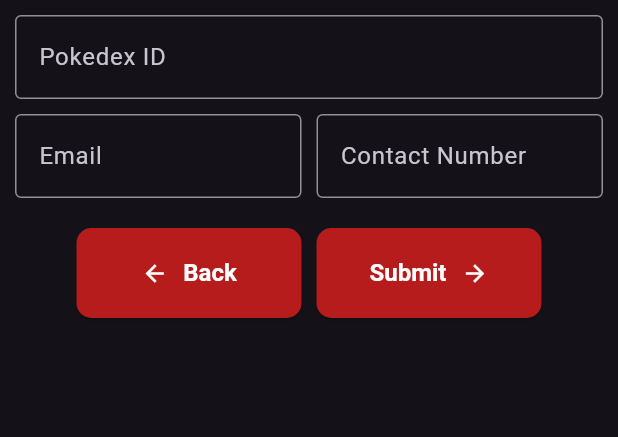
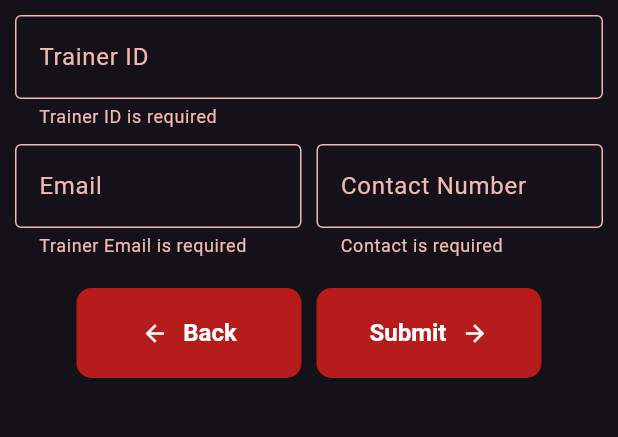
Before and after one commit to orayanics/pokemon-flutter, a Flutter app: the RegisterView widget shown alone on an empty page, opened directly, after a tap on "Submit", on a phone screen of 412 x 824 dp, the part 585-1022 px from its top. Run offline on Flutter 3.47's test engine with Material 3 defaults, Android fonts, the phone set to English and light mode, and no system bars; our stand-ins replace animated_text_kit, flutter_animate.

Commit message:
Nike tapos na ako

```diff
--- a/lib/pages/register_form.dart
+++ b/lib/pages/register_form.dart
@@ -15,6 +15,20 @@ final _homeTown = TextEditingController();
 bool _validateHome = false;
 
 bool _validateGender = false;
+
+bool _validateTrainerType = false;
+
+final _trainerID = TextEditingController();
+bool _validateTrainerID = false;
+
+final _trainerEmail = TextEditingController();
+bool _validateEmail = false;
+
+String? _emailErrorText;
+
+final _trainerContact = TextEditingController();
+bool _validateContact = false;
+String? _contactErrorText;
 
 class RegisterForm extends StatelessWidget {
   const RegisterForm({super.key});
@@ -64,6 +78,12 @@ class _RegisterViewState extends State<RegisterView> {
       _validateAge = _ageErrorText != null;
       _validateHome = FieldValidators.validateHome(_homeTown.text) != null;
       _validateGender = FieldValidators.validateGender(genValues) != null;
+      _validateTrainerID =  FieldValidators.validateTrainerID(_trainerID.text) != null;
+      _emailErrorText = FieldValidators.validateTrainerEmail(_trainerEmail.text);
+      _validateEmail = _emailErrorText != null;
+      _contactErrorText = FieldValidators.validateContact(_trainerContact.text);
+      _validateContact = _contactErrorText != null;
+
     });
   }
          String genValues = generations.first;
@@ -160,6 +180,7 @@ class _RegisterViewState extends State<RegisterView> {
                      decoration: InputDecoration(
                        border: OutlineInputBorder(),
                        labelText: 'Trainer Type',
+                       errorText: _validateTrainerType ? "Trainer Type is required" : null,
                      ),
                      items: trainerType.map<DropdownMenuItem<String>>((String value) {
                        return DropdownMenuItem<String>(
@@ -170,11 +191,15 @@ class _RegisterViewState extends State<RegisterView> {
                      onChanged: (String? value) {
                        setState(() {
                          trainerTypeValues = value!;
+                          _validateTrainerType = FieldValidators.validateTrainerType(trainerTypeValues) != null;
                        });
                      },
                    ),
                    SizedBox(height: 10),
                    TextFormField(
+                     inputFormatters: [
+                        LengthLimitingTextInputFormatter(50)
+                     ],
                      decoration: InputDecoration(
                        labelText: 'Favorite Pokemon',
                        border: OutlineInputBorder(),
@@ -182,9 +207,16 @@ class _RegisterViewState extends State<RegisterView> {
                    ),
                    SizedBox(height: 10),
                    TextFormField(
+                     controller: _trainerID,
+                     keyboardType: TextInputType.number,
+                     inputFormatters: [
+                       LengthLimitingTextInputFormatter(6)
+                     ],
                      decoration: InputDecoration(
-                       labelText: 'Pokedex ID',
+                       labelText: 'Trainer ID',
                        border: OutlineInputBorder(),
+                       errorText: _validateTrainerID ? 'Trainer ID is required' : null,
+                       hintText: '6-digit ID',
                      ),
                    ),
                    SizedBox(height: 10),
@@ -194,19 +226,31 @@ class _RegisterViewState extends State<RegisterView> {
                        Expanded(
                          flex: 1,
                          child: TextFormField(
+                           controller: _trainerEmail,
+                           inputFormatters: [
+                              LengthLimitingTextInputFormatter(50),
+                           ],
                            decoration: InputDecoration(
                              labelText: 'Email',
                              border: OutlineInputBorder(),
+                             errorText: _validateEmail ? _emailErrorText : null,
                            ),
+                           keyboardType: TextInputType.emailAddress,
                          ),
                        ),
                        SizedBox(width: 10),
                        Expanded(
                          flex: 1,
                          child: TextFormField(
+                           controller: _trainerContact,
+                           keyboardType: TextInputType.phone,
+                           inputFormatters: [
+                              LengthLimitingTextInputFormatter(11),
+                           ],
                            decoration: InputDecoration(
                              labelText: 'Contact Number',
                              border: OutlineInputBorder(),
+                             errorText: _validateContact ? _contactErrorText : null,
                            ),
                          ),
                        ),
--- a/lib/validators/trainer_register_validator.dart
+++ b/lib/validators/trainer_register_validator.dart
@@ -33,4 +33,44 @@ class FieldValidators {
     }
     return null;
   }
+
+  static String? validateTrainerType(String value){
+    if(value.isEmpty){
+      return 'Trainer Type is required';
+    }
+    return null;
+  }
+
+  static String? validateTrainerID(String value){
+    if(value.isEmpty){
+      return 'Trainer ID is required';
+    }
+    return null;
+  }
+
+ static String? validateTrainerEmail(String value) {
+      if (value.isEmpty) {
+        return 'Trainer Email is required';
+      }
+      // Regular expression for validating an email
+      String pattern = r'^[a-zA-Z0-9._%+-]+@[a-zA-Z0-9.-]+\.[a-zA-Z]{2,}$';
+      RegExp regex = RegExp(pattern);
+      if (!regex.hasMatch(value)) {
+        return 'Enter a valid email address';
+      }
+      return null;
+    }
+
+    static String? validateContact(String value) {
+        if (value.isEmpty) {
+          return 'Contact is required';
+        }
+        // Regular expression for validating an 11-digit Philippine number
+        String pattern = r'^(09|\+639)\d{9}$';
+        RegExp regex = RegExp(pattern);
+        if (!regex.hasMatch(value)) {
+          return 'Enter a valid 11-digit Philippine number';
+        }
+        return null;
+      }
 }
```
